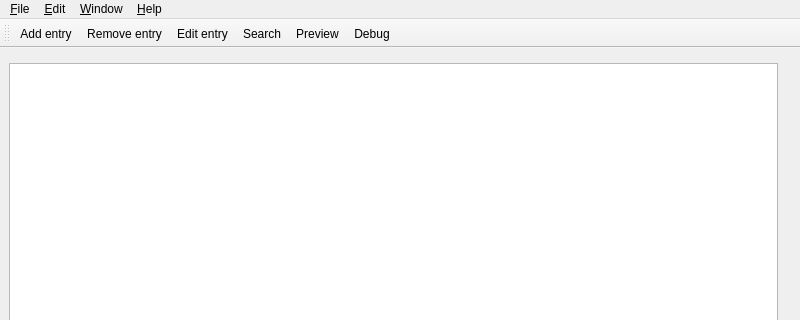
First picture: the form in amt/views/ui/mainwindow.ui, repository eg0rim/amt, before the edit; both pictures show x 0 to 800 and y 0 to 320 of the 800 by 600 pixel window.
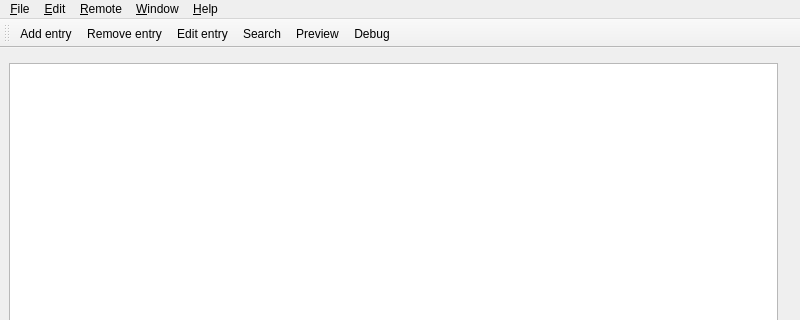
Second picture: the form after the edit. Custom widgets are drawn as their Qt base class.

Commit message: mainwindow ui extended

```diff
--- a/amt/views/ui/mainwindow.ui
+++ b/amt/views/ui/mainwindow.ui
@@ -56,7 +56,7 @@
      <height>23</height>
     </rect>
    </property>
-   <widget class="QMenu" name="menuMenu">
+   <widget class="QMenu" name="menuHelp">
     <property name="title">
      <string>&amp;Help</string>
     </property>
@@ -84,16 +84,29 @@
     <addaction name="actionSearch"/>
     <addaction name="actionUpdate"/>
    </widget>
-   <widget class="QMenu" name="menu_Window">
+   <widget class="QMenu" name="menuWindow">
     <property name="title">
      <string>&amp;Window</string>
     </property>
     <addaction name="actionSettings"/>
    </widget>
+   <widget class="QMenu" name="menuRemote">
+    <property name="title">
+     <string>&amp;Remote</string>
+    </property>
+    <widget class="QMenu" name="menuArxiv">
+     <property name="title">
+      <string>arxiv.org</string>
+     </property>
+     <addaction name="actionPullById"/>
+    </widget>
+    <addaction name="menuArxiv"/>
+   </widget>
    <addaction name="menuFile"/>
    <addaction name="menuEdit"/>
-   <addaction name="menu_Window"/>
-   <addaction name="menuMenu"/>
+   <addaction name="menuRemote"/>
+   <addaction name="menuWindow"/>
+   <addaction name="menuHelp"/>
   </widget>
   <widget class="QToolBar" name="toolBar">
    <property name="windowTitle">
```
Left out of the diff: 6 changed lines with no effect on the pictures.
